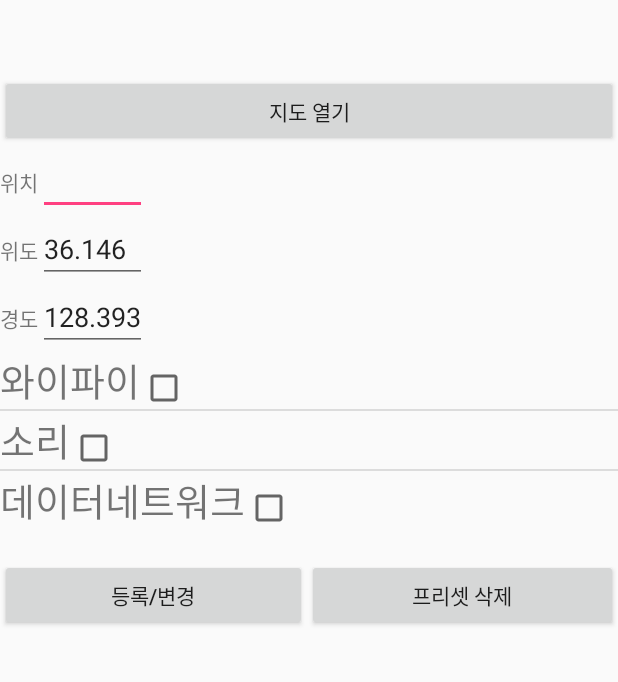
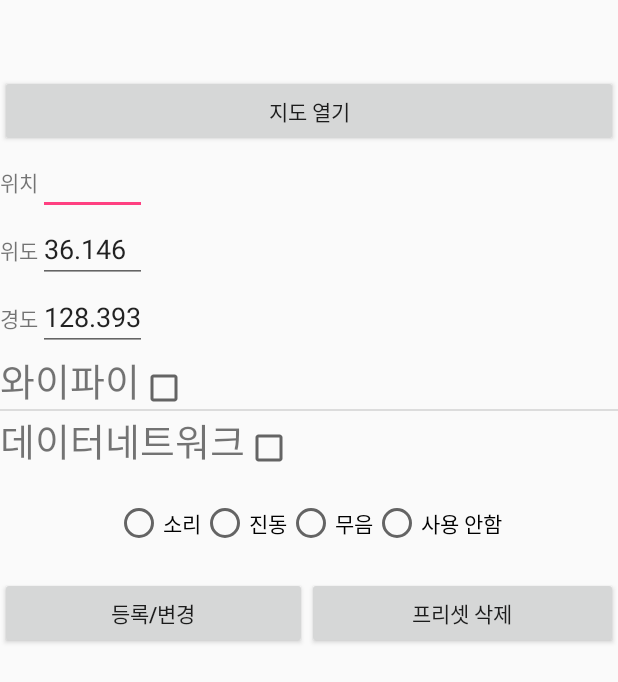
Before and after one commit to kitmobile/store, an Android app: the InputDataActivity screen opened directly, with no data from a screen before it, on a phone screen of 412 x 824 dp. Shown: the top 682 px of the screen. Run offline under Robolectric (Android 15) with nearby library versions, the phone set to English and light mode, and no system bars.

Commit message:
라디오 버튼 생성 및 데이터 변경

```diff
--- a/app/src/main/AndroidManifest.xml
+++ b/app/src/main/AndroidManifest.xml
@@ -13,6 +13,9 @@
     <uses-permission android:name="android.permission.ACCESS_WIFI_STATE" />
 
     <uses-permission android:name="android.permission.CHANGE_WIFI_STATE" />
+
+    <uses-permission android:name="android.permission.MODIFY_AUDIO_SETTINGS"/>
+
 
     <application
         android:allowBackup="true"
--- a/app/src/main/res/layout/activity_data.xml
+++ b/app/src/main/res/layout/activity_data.xml
@@ -77,8 +77,50 @@
         android:id="@+id/checkListView"
         android:layout_below="@+id/tablelayout">
 
+    </ListView>
+
+    <ListView
+        android:layout_width="wrap_content"
+        android:layout_height="wrap_content"
+        android:id="@+id/SetSound"
+        android:layout_below="@+id/checkListView">
 
     </ListView>
+
+    <LinearLayout
+            android:layout_width="fill_parent"
+            android:layout_height="wrap_content"
+            android:gravity="center"
+            android:id="@+id/soundset"
+            android:layout_marginTop="20dp"
+            android:layout_below="@+id/SetSound">
+            <RadioGroup
+            android:layout_width="wrap_content"
+            android:layout_height="wrap_content"
+                android:orientation="horizontal"
+            android:id="@+id/SoundGroup">
+            <RadioButton
+                android:text="소리"
+                android:id="@+id/radio0"
+                android:layout_width="wrap_content"
+                android:layout_height="wrap_content"></RadioButton>
+            <RadioButton
+            android:text="진동"
+            android:id="@+id/radio1"
+            android:layout_width="wrap_content"
+            android:layout_height="wrap_content"></RadioButton>
+            <RadioButton
+            android:text="무음"
+            android:id="@+id/radio2"
+            android:layout_width="wrap_content"
+            android:layout_height="wrap_content"></RadioButton>
+            <RadioButton
+            android:text="사용 안함"
+            android:id="@+id/radio3"
+            android:layout_width="wrap_content"
+            android:layout_height="wrap_content"></RadioButton>
+            </RadioGroup>
+    </LinearLayout>
 
     <LinearLayout
         android:layout_width="fill_parent"
@@ -86,7 +128,7 @@
         android:gravity="center"
         android:id="@+id/layout"
         android:layout_marginTop="20dp"
-        android:layout_below="@+id/checkListView">
+        android:layout_below="@+id/soundset">
 
         <Button
             android:layout_weight="1"
@@ -101,6 +143,4 @@
             android:text="프리셋 삭제"
             android:id="@+id/delData" />
     </LinearLayout>
-
-
 </RelativeLayout>
```
Also changed, not shown: app/src/main/java/kit/ce/ash/mobileproject/InputDataActivity.java (+28 -10 lines), app/src/main/java/kit/ce/ash/mobileproject/MainActivity.java (+23 -2 lines), app/src/main/java/kit/ce/ash/mobileproject/inputData.java (+27 -0 lines).
